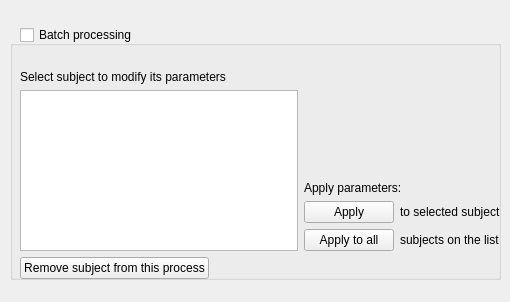
First picture: the form in qt4Designer_ui_files/batchingWidgetUi.ui, repository cibr-jyu/meggie, before the edit.
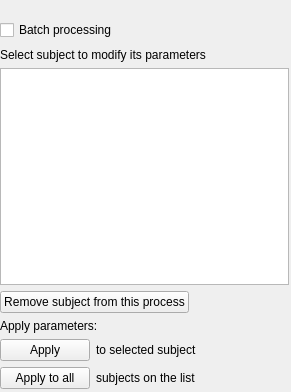
Second picture: the form after the edit.

Commit message: Fix batching widget and scrollbars

Diff of the .ui file:
```diff
--- a/qt4Designer_ui_files/batchingWidgetUi.ui
+++ b/qt4Designer_ui_files/batchingWidgetUi.ui
@@ -6,98 +6,65 @@
    <rect>
     <x>0</x>
     <y>0</y>
-    <width>510</width>
-    <height>302</height>
+    <width>291</width>
+    <height>392</height>
    </rect>
   </property>
   <property name="windowTitle">
    <string>Batch processing</string>
   </property>
-  <widget class="QGroupBox" name="groupBoxBatch">
-   <property name="enabled">
-    <bool>true</bool>
-   </property>
+  <widget class="QWidget" name="">
    <property name="geometry">
     <rect>
-     <x>10</x>
-     <y>40</y>
-     <width>491</width>
-     <height>240</height>
+     <x>0</x>
+     <y>10</y>
+     <width>289</width>
+     <height>41</height>
     </rect>
    </property>
-   <property name="sizePolicy">
-    <sizepolicy hsizetype="Expanding" vsizetype="Fixed">
-     <horstretch>0</horstretch>
-     <verstretch>0</verstretch>
-    </sizepolicy>
-   </property>
-   <property name="minimumSize">
-    <size>
-     <width>0</width>
-     <height>240</height>
-    </size>
-   </property>
-   <property name="title">
-    <string/>
-   </property>
-   <widget class="QWidget" name="verticalLayoutWidget_4">
-    <property name="geometry">
-     <rect>
-      <x>10</x>
-      <y>30</y>
-      <width>561</width>
-      <height>209</height>
-     </rect>
-    </property>
-    <layout class="QVBoxLayout" name="verticalLayout_9">
+   <layout class="QHBoxLayout" name="headingLayout">
      <item>
-      <widget class="QLabel" name="labelSubjects">
-       <property name="enabled">
-        <bool>true</bool>
-       </property>
+     <widget class="QCheckBox" name="checkBoxBatch">
        <property name="sizePolicy">
-        <sizepolicy hsizetype="Fixed" vsizetype="Preferred">
+       <sizepolicy hsizetype="Fixed" vsizetype="Fixed">
          <horstretch>0</horstretch>
          <verstretch>0</verstretch>
         </sizepolicy>
        </property>
        <property name="text">
-        <string>Select subject to modify its parameters</string>
+       <string>Batch processing</string>
        </property>
       </widget>
      </item>
      <item>
-      <layout class="QHBoxLayout" name="horizontalLayout_17">
-       <item>
-        <widget class="QListWidget" name="listWidgetSubjects">
-         <property name="enabled">
-          <bool>true</bool>
-         </property>
-         <property name="sizePolicy">
-          <sizepolicy hsizetype="Expanding" vsizetype="Expanding">
-           <horstretch>0</horstretch>
-           <verstretch>0</verstretch>
-          </sizepolicy>
-         </property>
-        </widget>
-       </item>
-       <item>
-        <layout class="QVBoxLayout" name="verticalLayout_10">
-         <item>
-          <layout class="QVBoxLayout" name="verticalLayout_11">
-           <item>
-            <spacer name="verticalSpacer_7">
+     <spacer name="horizontalSpacer">
              <property name="orientation">
-              <enum>Qt::Vertical</enum>
+       <enum>Qt::Horizontal</enum>
              </property>
              <property name="sizeHint" stdset="0">
               <size>
-               <width>20</width>
-               <height>40</height>
+        <width>40</width>
+        <height>20</height>
               </size>
              </property>
             </spacer>
            </item>
+   </layout>
+  </widget>
+  <widget class="QWidget" name="functionalityWidget" native="true">
+   <property name="geometry">
+    <rect>
+     <x>0</x>
+     <y>48</y>
+     <width>289</width>
+     <height>341</height>
+    </rect>
+   </property>
+   <layout class="QVBoxLayout" name="verticalLayout">
+    <item>
+     <layout class="QGridLayout" name="functionalityLayout">
+      <item row="1" column="0">
+       <layout class="QVBoxLayout" name="applyButtonsLayout">
            <item>
             <widget class="QLabel" name="label">
              <property name="enabled">
@@ -220,9 +187,39 @@
            </item>
           </layout>
          </item>
-        </layout>
-       </item>
-      </layout>
+      <item row="0" column="0">
+       <layout class="QVBoxLayout" name="subjectListLayout">
+        <item>
+         <widget class="QLabel" name="labelSubjects">
+          <property name="enabled">
+           <bool>true</bool>
+          </property>
+          <property name="sizePolicy">
+           <sizepolicy hsizetype="Fixed" vsizetype="Preferred">
+            <horstretch>0</horstretch>
+            <verstretch>0</verstretch>
+           </sizepolicy>
+          </property>
+          <property name="text">
+           <string>Select subject to modify its parameters</string>
+          </property>
+         </widget>
+        </item>
+        <item>
+         <widget class="QListWidget" name="listWidgetSubjects">
+          <property name="enabled">
+           <bool>true</bool>
+          </property>
+          <property name="sizePolicy">
+           <sizepolicy hsizetype="Expanding" vsizetype="Expanding">
+            <horstretch>0</horstretch>
+            <verstretch>0</verstretch>
+           </sizepolicy>
+          </property>
+         </widget>
+        </item>
+        <item>
+         <layout class="QHBoxLayout" name="horizontalLayout_17"/>
      </item>
      <item>
       <widget class="QPushButton" name="pushButtonRemove">
@@ -241,43 +238,8 @@
       </widget>
      </item>
     </layout>
-   </widget>
-  </widget>
-  <widget class="QWidget" name="horizontalLayoutWidget">
-   <property name="geometry">
-    <rect>
-     <x>20</x>
-     <y>10</y>
-     <width>471</width>
-     <height>51</height>
-    </rect>
-   </property>
-   <layout class="QHBoxLayout" name="horizontalLayout">
-    <item>
-     <widget class="QCheckBox" name="checkBoxBatch">
-      <property name="sizePolicy">
-       <sizepolicy hsizetype="Fixed" vsizetype="Fixed">
-        <horstretch>0</horstretch>
-        <verstretch>0</verstretch>
-       </sizepolicy>
-      </property>
-      <property name="text">
-       <string>Batch processing</string>
-      </property>
-     </widget>
-    </item>
-    <item>
-     <spacer name="horizontalSpacer">
-      <property name="orientation">
-       <enum>Qt::Horizontal</enum>
-      </property>
-      <property name="sizeHint" stdset="0">
-       <size>
-        <width>40</width>
-        <height>20</height>
-       </size>
-      </property>
-     </spacer>
+      </item>
+     </layout>
     </item>
    </layout>
   </widget>
```
Lines whose indentation alone changed are shown as unchanged. The commit also changes 15 other files.
